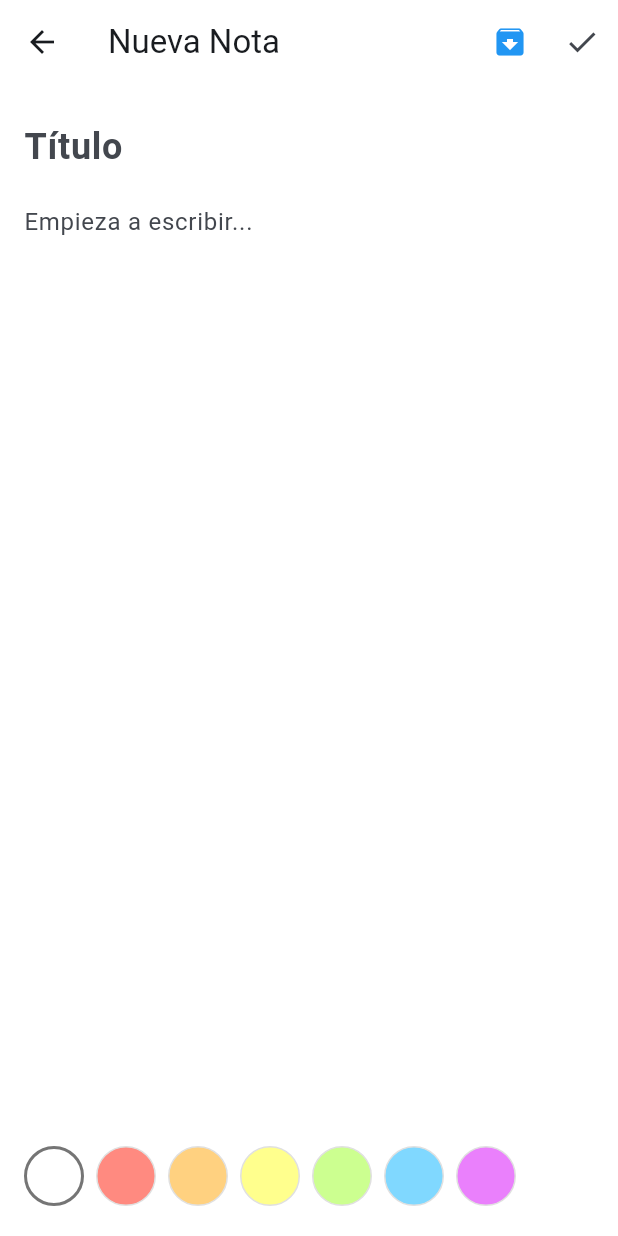
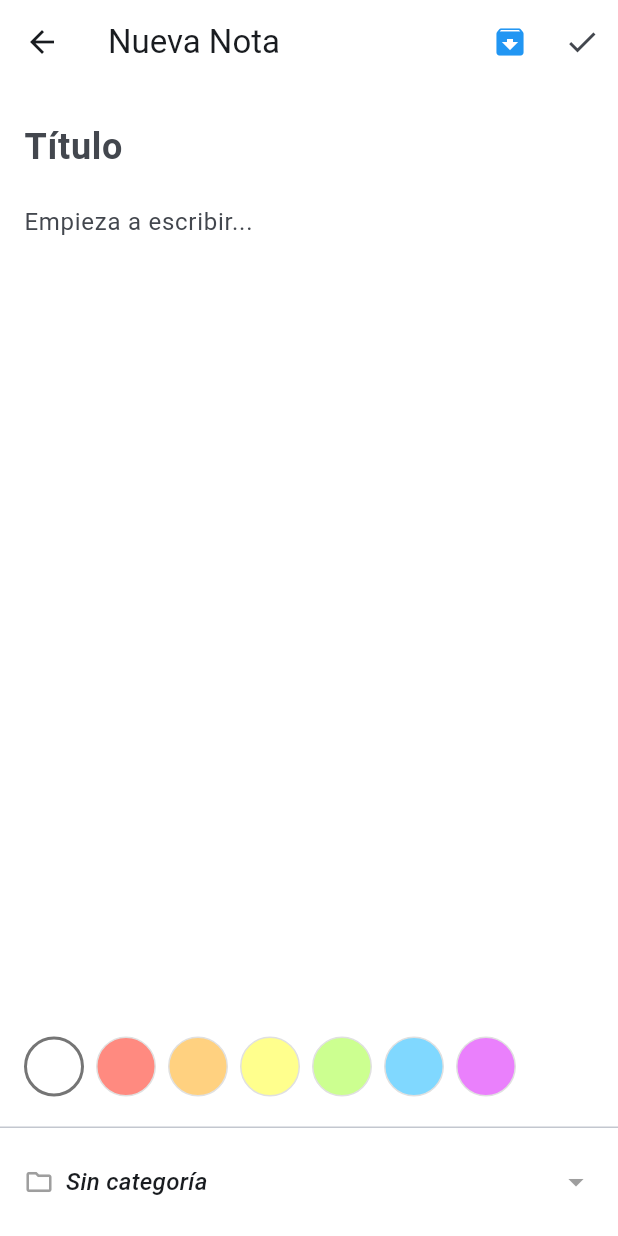
Before and after one commit to eloyordiz/CloudNotes, a Flutter app: the NoteScreen screen opened directly, after a tap on the "archive" icon, on a phone screen of 412 x 824 dp. Run offline on Flutter 3.47's test engine with Material 3 defaults, Android fonts, the phone set to English and light mode, and no system bars; our stand-ins replace sqflite, sqflite_common_ffi; missing offline and left inert: dart:ffi, sqlite3; accounts and stored records are empty.

Commit message:
feat: Adaptada la pantalla note_screen para Android con las características en Desktop: borrar nota (si no estamos creando), seleccionar categoría y mostrar fecha de última sincronización. Corregido bug que hacía fallar la aplicación completa al borrar una categoría y tratar de cargar las notas que tuvieran dicha categoría.

```diff
--- a/lib/views/home_screen.dart
+++ b/lib/views/home_screen.dart
@@ -69,6 +69,12 @@ class _HomeScreenState extends State<HomeScreen> {
 
     notes = await DatabaseService.instance.readAllNotes();
     categories = await DatabaseService.instance.readAllCategories();
+
+    // COMPROBACIÓN DE QUE LA NOTA NO TIENE UNA CATEGORÍA BORRADA
+    if (_selectedCategoryId != null &&
+        !categories.any((cat) => cat.id == _selectedCategoryId)) {
+      _selectedCategoryId = null;
+    }
 
     setState(() => isLoading = false);
   }
--- a/lib/views/note_screen.dart
+++ b/lib/views/note_screen.dart
@@ -1,5 +1,6 @@
 import 'package:flutter/material.dart';
 import '../models/note.dart';
+import '../models/note_category.dart';
 import '../services/database_service.dart';
 
 class NoteScreen extends StatefulWidget {
@@ -31,6 +32,9 @@ class _NoteScreenState extends State<NoteScreen> {
     0xFFEA80FC, // Morado pastel
   ];
 
+  // VARIABLES PARA LA CATEGORÍA
+  List<NoteCategory> categories = [];
+
   @override
   void initState() {
     super.initState();
@@ -43,6 +47,22 @@ class _NoteScreenState extends State<NoteScreen> {
       _isArchived = widget.note!.isArchived;
       _selectedCategoryId = widget.note!.categoryId;
     }
+
+    _loadCategories();
+  }
+
+  // FUNCIÓN PARA CARGAR CATEGORÍAS
+  Future<void> _loadCategories() async {
+    final loadedCategories = await DatabaseService.instance.readAllCategories();
+    setState(() {
+      categories = loadedCategories;
+
+      // COMPROBACIÓN DE QUE LA NOTA NO TIENE UNA CATEGORÍA BORRADA
+      if (_selectedCategoryId != null &&
+          !categories.any((cat) => cat.id == _selectedCategoryId)) {
+        _selectedCategoryId = null;
+      }
+    });
   }
 
   @override
@@ -106,6 +126,42 @@ class _NoteScreenState extends State<NoteScreen> {
         elevation: 0,
         title: Text(widget.note != null ? 'Editar Nota' : 'Nueva Nota'),
         actions: [
+          // BOTÓN DE ELIMINAR (SOLO SI LA NOTA YA EXISTE)
+          if (widget.note != null)
+            IconButton(
+              icon: const Icon(Icons.delete_outline, color: Colors.red),
+              tooltip: 'Eliminar nota',
+              onPressed: () async {
+                final confirm = await showDialog<bool>(
+                  context: context,
+                  builder: (context) => AlertDialog(
+                    title: const Text('¿Eliminar nota?'),
+                    content: const Text(
+                      'Esta acción no se puede deshacer y la nota desaparecerá para siempre.',
+                    ),
+                    actions: [
+                      TextButton(
+                        onPressed: () => Navigator.pop(context, false),
+                        child: const Text('Cancelar'),
+                      ),
+                      TextButton(
+                        onPressed: () => Navigator.pop(context, true),
+                        style: TextButton.styleFrom(
+                          foregroundColor: Colors.red,
+                        ),
+                        child: const Text('Eliminar'),
+                      ),
+                    ],
+                  ),
+                );
+
+                if (confirm == true) {
+                  await DatabaseService.instance.deleteNote(widget.note!.id!);
+                  if (mounted) Navigator.pop(context, true);
+                }
+              },
+            ),
+
           // BOTÓN DE ARCHIVAR
           IconButton(
             icon: Icon(
@@ -192,6 +248,71 @@ class _NoteScreenState extends State<NoteScreen> {
             ),
           ),
           const SizedBox(height: 10),
+          // PIE DE PÁGINA
+          const Divider(height: 1),
+          Padding(
+            padding: const EdgeInsets.symmetric(
+              horizontal: 16.0,
+              vertical: 12.0,
+            ),
+            child: Row(
+              children: [
+                const Icon(Icons.folder_outlined, size: 20, color: Colors.grey),
+                const SizedBox(width: 8),
+
+                // DESPLEGABLE DE CATEGORÍAS
+                Expanded(
+                  child: DropdownButtonHideUnderline(
+                    child: DropdownButton<int?>(
+                      value: _selectedCategoryId,
+                      isExpanded: true,
+                      hint: const Text(
+                        'Sin categoría',
+                        style: TextStyle(color: Colors.grey),
+                      ),
+                      icon: const Icon(
+                        Icons.arrow_drop_down,
+                        color: Colors.grey,
+                      ),
+                      items: [
+                        const DropdownMenuItem<int?>(
+                          value: null,
+                          child: Text(
+                            'Sin categoría',
+                            style: TextStyle(fontStyle: FontStyle.italic),
+                          ),
+                        ),
+                        ...categories.map((cat) {
+                          return DropdownMenuItem<int?>(
+                            value: cat.id,
+                            child: Text(
+                              cat.name,
+                              maxLines: 1,
+                              overflow: TextOverflow.ellipsis,
+                            ),
+                          );
+                        }).toList(),
+                      ],
+                      onChanged: (int? newValue) {
+                        setState(() {
+                          _selectedCategoryId = newValue;
+                        });
+                      },
+                    ),
+                  ),
+                ),
+
+                // FECHA DE ÚLTIMA MODIFICACIÓN
+                if (widget.note != null) ...[
+                  const SizedBox(width: 10),
+                  Text(
+                    'Mod: ${widget.note!.updatedAt.day}/${widget.note!.updatedAt.month} ${widget.note!.updatedAt.hour.toString().padLeft(2, '0')}:${widget.note!.updatedAt.minute.toString().padLeft(2, '0')}',
+                    style: const TextStyle(color: Colors.grey, fontSize: 12),
+                  ),
+                ],
+              ],
+            ),
+          ),
         ],
       ),
     );
```
